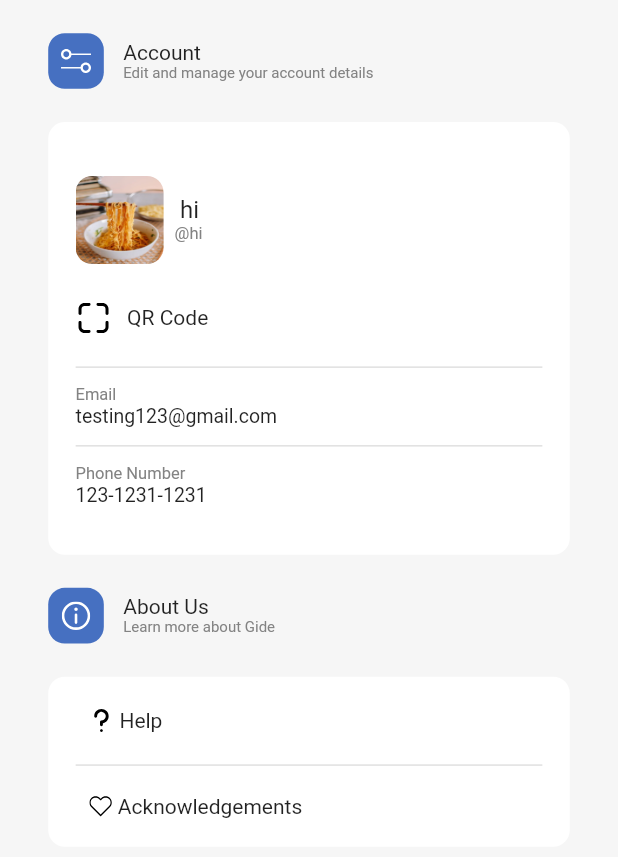
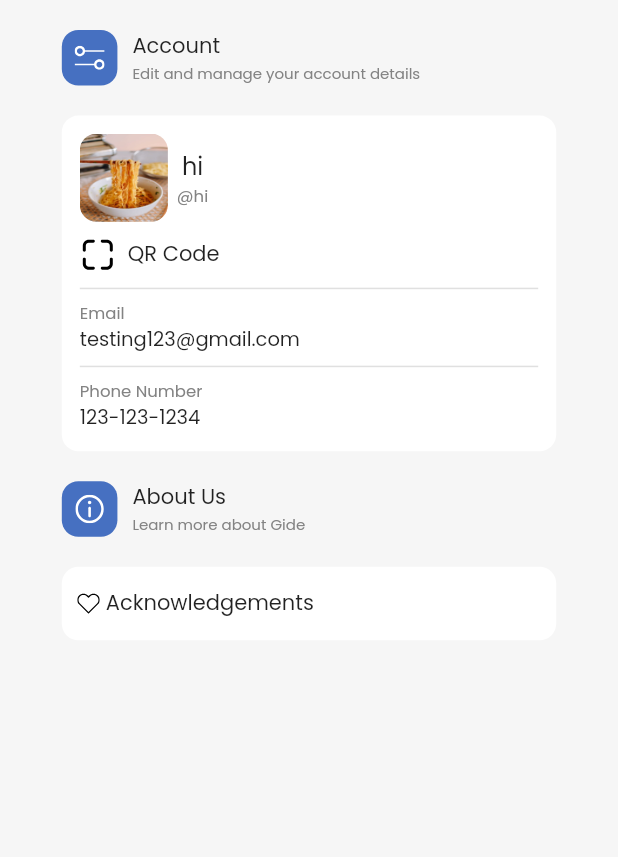
Before and after one commit to Nastalgua/gide, a Flutter app: the ProfilePage screen opened by its route, on a phone screen of 412 x 824 dp. Shown: the top 857 px of the screen. Run offline on Flutter 3.47's test engine with Material 2 defaults, Android fonts, the light colour scheme and no system bars; our stand-ins replace bloc, cloud_firestore, equatable, firebase_auth, firebase_core, flutter_bloc and 6 more; missing offline and left inert: flutter_config, geoflutterfire, google_place; accounts and stored records are empty.

Commit message:
fixed profile page

```diff
--- a/lib/screens/auth/page/profile.dart
+++ b/lib/screens/auth/page/profile.dart
@@ -1,7 +1,6 @@
-import 'package:flutter/cupertino.dart';
 import 'package:flutter/material.dart';
 import 'package:flutter_svg/flutter_svg.dart';
-import 'package:gide/widgets/navbar.dart';
+import 'package:google_fonts/google_fonts.dart';
 
 class ProfilePage extends StatelessWidget{
   const ProfilePage({Key? key}) : super(key: key);
@@ -12,117 +11,103 @@ class ProfilePage extends StatelessWidget{
 
     return Scaffold(
       body: Material(
-        color:Color(0xFFF6F6F6),
-        child: Stack(
-          children: [
-            Container(
-              height: height,
+        color:const Color(0xFFF6F6F6),
+        child: SafeArea(
           child: Center(
-                  child: Container(
-                    width: width * .844,
+            child: SizedBox(
+              width: width * 0.8,
               child: Column(
                 children: [
-                        textAndIcon(true, height, width, 'Account', 'Edit and manage your account details', 'assets/icons/profile/settings.svg'),
-                        profileBox(height, width, 'hi', 'hi', '123-1231-1231', "testing123@gmail.com"),
-                        textAndIcon(false, height, width, 'About Us', 'Learn more about Gide', 'assets/icons/profile/info.svg'),
-                        aboutUsBox(height, width)
+                  iconHeader(
+                    height,
+                    width,
+                    'Account',
+                    'Edit and manage your account details',
+                    'assets/icons/profile/settings.svg'
+                  ),
+                  profileBox(
+                    height,
+                    width,
+                    'hi',
+                    'hi',
+                    '123-1231-1231',
+                    "testing123@gmail.com"
+                  ),
+                  iconHeader(
+                    height,
+                    width,
+                    'About Us',
+                    'Learn more about Gide',
+                    'assets/icons/profile/info.svg'
+                  ),
+                  aboutUsBox(
+                    height,
+                    width
+                  )
                 ],
               ),
             ),
           ),
-
-            ),
-          ],
         ),
       ),
     );
   }
 
-  Widget textAndIcon(bool topArea, double height, double width, String top, String bottom, String icon){
-    return SafeArea(
-      top: topArea,
-      child: Container(
-        height: height * .09875,
-        child: Center(
+  Widget iconHeader(double height, double width, String headingOne, String headingTwo, String iconPath){
+    return Container(
+      margin: const EdgeInsets.symmetric(vertical: 20),
       child: Row(
-            crossAxisAlignment: CrossAxisAlignment.center,
         children: [
           Container(
             height: width * .09,
             width: width * .09,
+            margin: const EdgeInsets.only(right: 10),
             decoration: BoxDecoration(
               borderRadius: BorderRadius.circular(11),
-                  color: Color(0xFF4670C1),
+              color: const Color(0xFF4670C1),
             ),
-                child: SvgPicture.asset(
-                    icon,
-                    fit: BoxFit.scaleDown
+            child: SvgPicture.asset(iconPath, fit: BoxFit.scaleDown),
           ),
-              ),
-              Container(
-                width: width * .5694,
-                child: Align(
-                  alignment: Alignment.centerRight,
-                  child: Container(
-                    width: width * .538,
-                    child: Column(
-                        mainAxisAlignment: MainAxisAlignment.center,
+          Column(
+            crossAxisAlignment: CrossAxisAlignment.start,
             children: [
               Align(
                 alignment: Alignment.centerLeft,
                 child: Text(
-                              top
+                  headingOne,
+                  style: GoogleFonts.poppins(),
                 ),
               ),
               Align(
                 alignment: Alignment.centerLeft,
                 child: Text(
-                              bottom,
-                              style: TextStyle(
-                                fontSize: 10,
-                                color: Color(0xFF838383),
-                              ),
+                  headingTwo,
+                  style: GoogleFonts.poppins(fontSize: 10, color: const Color(0xFF838383)),
                 ),
               )
             ],
-                      ),
-                  ),
-                ),
-
           )
-
         ],
-          )
-        )
       )
     );
   }
 
   Widget profileBox(double height, double width, String user, String name, String phoneNumber, String email){
-    return Flexible(
-      child: Container(
-        height: height * .35,
-        width: width * .844,
+    return Container(
       decoration: BoxDecoration(
-          color: Color(0xFFFFFFFF),
+        color: const Color(0xFFFFFFFF),
         borderRadius: BorderRadius.circular(11)
       ),
-        child: Center(
-          child: Container(
-            height: height* .3,
-
+      padding: const EdgeInsets.only(left: 12, right: 12, top: 12, bottom: 5),
       child: Column(
         mainAxisAlignment: MainAxisAlignment.spaceEvenly,
         children: [
-                //pic user and name
-                Container(
-                  height: height *.08,
-                  width: width * .7556,
-                  child: Row(
+          Row(
             children: [
               Container(
                 height: height* .07125,
                 width: height * .07125,
+                margin: const EdgeInsets.only(right: 6),
                 child: ClipRRect(
                   borderRadius: BorderRadius.circular(11),
                   child: Image.asset(
@@ -130,207 +115,109 @@ class ProfilePage extends StatelessWidget{
                     fit: BoxFit.fill
                   ),
                 )
-
               ),
-                      SizedBox(
-                        width: width * .01125
-                      ),
-                      Container(
-
-                        child: Column(
+              Column(
                 mainAxisAlignment: MainAxisAlignment.center,
                 children: [
-                            Align(
-                              alignment: Alignment.centerLeft,
-                              child: Text(
-                                ' ' + name,
-                                style: TextStyle(
-                                  fontSize: 16
-                                )
-                              ),
-                            ),
+                  Text(name, style: GoogleFonts.poppins(fontSize: 16)),
                   Text(
-                              ' @' + user,
-                              style: TextStyle(
+                    '@' + user,
+                    style: GoogleFonts.poppins(
                       fontSize: 11,
-                                color: Color(0xFF838383)
+                      color: const Color(0xFF838383)
                     )
                   )
                 ],
-                        ),
               )
             ],
           ),
-
-
-                ),
-
           Container(
-                  height: height * .05,
-                  width: width * .7556,
+            margin: const EdgeInsets.symmetric(vertical: 10),
             child: Row(
               crossAxisAlignment: CrossAxisAlignment.center,
               children: [
-                      Container(
-                       child: SvgPicture.asset('assets/icons/profile/qrcode.svg')
-
+                Padding(
+                  padding: const EdgeInsets.only(right: 8),
+                  child: SvgPicture.asset('assets/icons/profile/qrcode.svg'),
                 ),
-                      Text(
-                        '   QR Code'
-                      )
+                Text('QR Code', style: GoogleFonts.poppins())
               ],
             )
           ),
-
-                Divider(
+          const Divider(
             height: 1,
             thickness: 1,
-                  indent: width * .0444,
-                  endIndent: width * .0444,
           ),
+          profileEntry("Email", email),
+          const Divider(
+            height: 1,
+            thickness: 1,
+          ),
+          profileEntry("Phone Number", "123-123-1234")
+        ],
+      )
+    );
+  }
 
-                Container(
-                  width: width * .7556,
+  Widget aboutUsBox(double height, double width){
+    return Container(
+      width: width * .844,
+      decoration: BoxDecoration(
+        color: Color(0xFFFFFFFF),
+        borderRadius: BorderRadius.circular(11),
+      ),
       child: Column(
+        mainAxisAlignment: MainAxisAlignment.spaceEvenly,
         children: [
-                      Align(
+          boxEntry("Acknowledgements", 'assets/icons/profile/heart.svg', width, height),
+        ],
+      )
+    );
+  }
+
+  Widget profileEntry(String title, String info) {
+    return Padding(
+      padding: const EdgeInsets.symmetric(vertical: 8),
+      child: Align(
         alignment: Alignment.centerLeft,
-                        child: Text(
-                         'Email',
-                          style: TextStyle(
-                            fontSize: 11,
-                            color: Color(0xFF838383)
+        child: Column(
+          crossAxisAlignment: CrossAxisAlignment.start,
+          children: [
+            Text(
+              title,
+              style: GoogleFonts.poppins(fontSize: 11, color: const Color(0xFF838383))
+            ),
+            Text(
+              info,
+              style: GoogleFonts.poppins(fontSize: 13)
             )
+          ],
         ),
       ),
-                      Align(
+    );
+  }
+
+  Widget boxEntry(String title, String imagePath, double deviceWidth, double deviceHeight) {
+    return Container(
+      width: deviceWidth * .75,
+      padding: const EdgeInsets.symmetric(vertical: 14),
+      child: Align(
         alignment: Alignment.centerLeft,
-                        child: Text(
-                         email,
-                          style: TextStyle(
-                            fontSize: 13,
-
-                          )
+        child: Row(
+          children: [
+            Padding(
+              child: SvgPicture.asset(imagePath),
+              padding: const EdgeInsets.only(right: 4)
+            ),
+            Text(
+              title,
+              style: GoogleFonts.poppins(
+                fontSize: 14
               ),
             )
           ],
         ),
       ),
-
-                Divider(
-                  height: 1,
-                  thickness: 1,
-                  indent: width * .0444,
-                  endIndent: width * .0444,
-                ),
-
-                Container(
-                  width: width * .7556,
-                  child: Column(
-                    children: [
-                      Align(
-                        alignment: Alignment.centerLeft,
-                        child: Text(
-                         'Phone Number',
-                          style: TextStyle(
-                            fontSize: 11,
-                            color: Color(0xFF838383)
-                          )
-                        ),
-                      ),
-                      Align(
-                        alignment: Alignment.centerLeft,
-                        child: Text(
-                          phoneNumber,
-                          style: TextStyle(
-                            fontSize: 13,
-
-                          )
-                        ),
-                      )
-                    ],
-                  ),
-                ),
-
-
-              ],
-            ),
-          ),
-        )
-      ),
-    );
-  }
-
-  Widget aboutUsBox(double height, double width){
-    return Container(
-      height: height * .1375,
-      width: width * .844,
-      decoration: BoxDecoration(
-        color: Color(0xFFFFFFFF),
-        borderRadius: BorderRadius.circular(11),
-      ),
-      child: Center(
-        child: Container(
-          width: width * 7556,
-          child: Column(
-            mainAxisAlignment: MainAxisAlignment.spaceEvenly,
-            children: [
-
-              Container(
-                width: width * .73,
-                height: height * .028,
-                child: Align(
-                  alignment: Alignment.centerLeft,
-                  child: Row(
-                      children: [
-                        Container(
-                        height: height * .0285,
-                        child: Center(child: SvgPicture.asset('assets/icons/profile/question.svg'))
-                        ),
-                        Text(
-                          'Help',
-                          style: TextStyle(
-                            fontSize: 14
-
-                          ),
-                        )
-                      ],
-                    ),
-
-                ),
-              ),
-              Divider(
-                height: 1,
-                thickness: 1,
-                indent: width * .0444,
-                endIndent: width * .0444,
-              ),
-              Container(
-                width: width * .73,
-                child: Align(
-                  alignment: Alignment.centerLeft,
-                  child: Row(
-                      children: [
-                        Container(
-                          height: height * .0225,
-                          width: width * .0556,
-                          child: Center(child: SvgPicture.asset('assets/icons/profile/heart.svg'))
-                        ),
-                        Text(
-                          'Acknowledgements',
-                          style: TextStyle(
-                            fontSize: 14
-
-                          ),
-                        )
-                      ],
-                  ),
-                ),
-              ),
-            ],
-          ),
-        ),
-      )
     );
   }
 }
--- a/lib/screens/home/home.dart
+++ b/lib/screens/home/home.dart
@@ -12,7 +12,7 @@ import 'package:gide/screens/auth/page/login_page.dart';
 
 import 'package:flutter_bloc/flutter_bloc.dart';
 import 'package:gide/screens/auth/bloc/auth_bloc.dart';
-import 'package:uuid/uuid.dart';
+import 'package:gide/screens/auth/page/profile.dart';
 
 enum Page {
   home,
@@ -29,16 +29,15 @@ class Home extends StatefulWidget {
 }
 
 class _HomeState extends State<Home> {
-  int _currentIndex = 0;
+  int _currentIndex = 3;
 
-  final PageController _pageController = PageController(initialPage: 0);
+  final PageController _pageController = PageController(initialPage: 3);
   final Color _activeColor = Colors.pink;
   final Color _disableColor = Colors.black45;
 
   @override
   Widget build(BuildContext context) {
-    return SafeArea(
-      child: Scaffold(
+    return Scaffold(
       body: _createHomePage(),
       extendBody: true,
       floatingActionButtonLocation: FloatingActionButtonLocation.centerDocked,
@@ -119,7 +118,6 @@ class _HomeState extends State<Home> {
           )
         ),
       )
-      ),
     );
   }
 
@@ -137,7 +135,7 @@ class _HomeState extends State<Home> {
           BlueScreen(),
           FavoritesPage(),
           GreenScreen(),
-          YellowScreen()
+          ProfilePage()
         ],
       ),
     );
```
Lines whose indentation alone changed are shown as unchanged.
